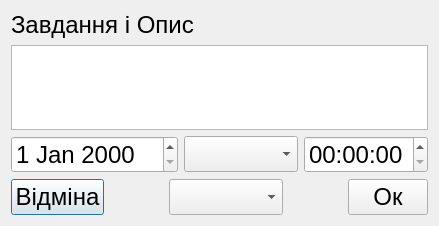
Qt form task.ui (LesterEvSe/Task-Manager) before a commit.
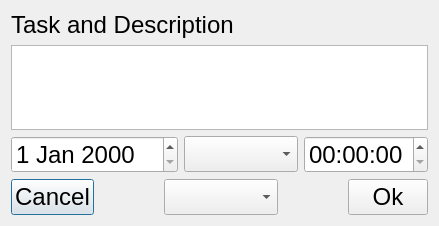
The same form after that commit.

```diff
--- a/task.ui
+++ b/task.ui
@@ -22,7 +22,7 @@
    <item>
     <widget class="QLabel" name="label">
      <property name="text">
-      <string>Завдання і Опис</string>
+      <string>Task and Description</string>
      </property>
     </widget>
    </item>
@@ -47,7 +47,7 @@
      <item>
       <widget class="QPushButton" name="cancelButton">
        <property name="text">
-        <string>Відміна</string>
+        <string>Cancel</string>
        </property>
       </widget>
      </item>
@@ -90,7 +90,7 @@
      <item>
       <widget class="QPushButton" name="okButton">
        <property name="text">
-        <string>Ок</string>
+        <string>Ok</string>
        </property>
       </widget>
      </item>
```
